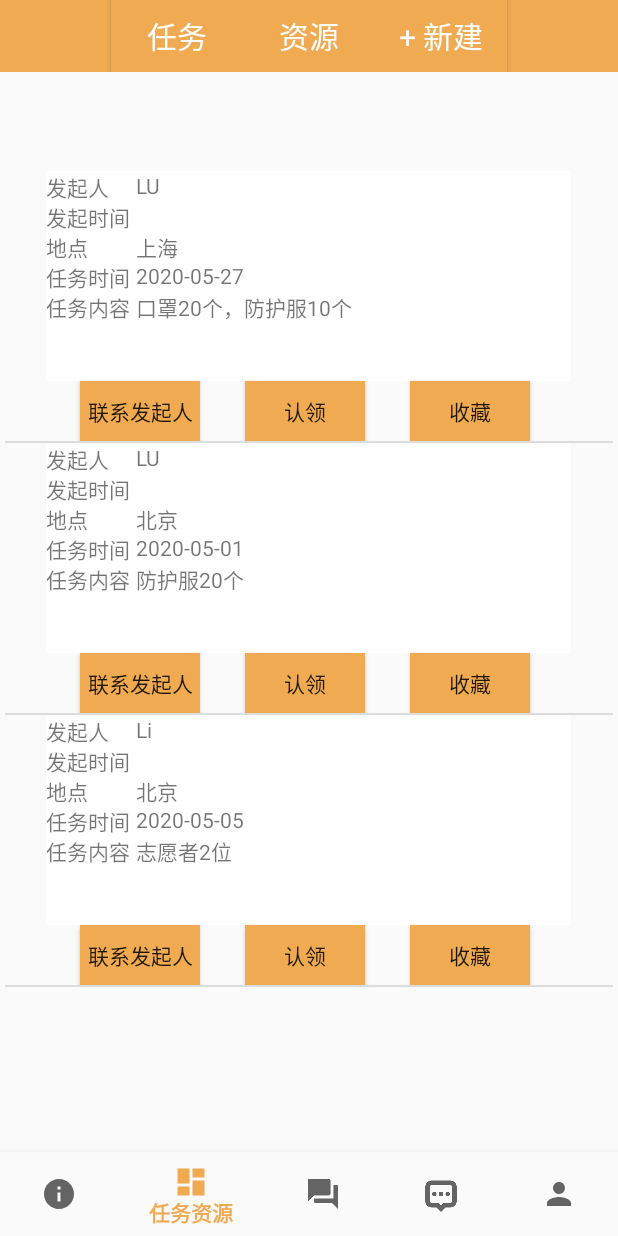
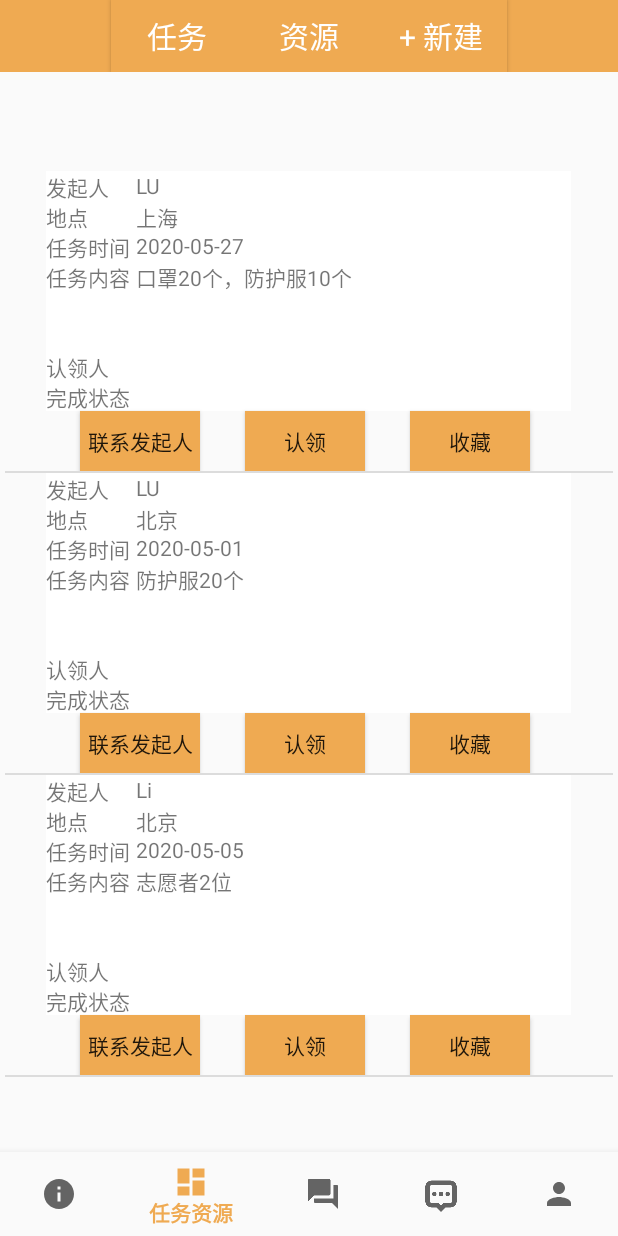
Before and after one commit to Cheungle/aid, an Android app: the DashboardFragment screen opened through its navigation route, on a phone screen of 412 x 824 dp. Run offline under Robolectric (Android 15) with nearby library versions, the phone set to English and light mode, and no system bars; our stand-ins replace navigation-ui.

Commit message:
新建任务

```diff
--- a/app/src/main/res/layout/fragment_dashboard.xml
+++ b/app/src/main/res/layout/fragment_dashboard.xml
@@ -11,7 +11,10 @@
         android:layout_height="wrap_content"
         android:background="#EFAA52"
         android:gravity="center"
-        android:id="@+id/resources_list1">
+        android:id="@+id/resources_list1"
+        app:layout_constraintStart_toStartOf="parent"
+        app:layout_constraintTop_toTopOf="parent">
+
     <Button
         android:id="@+id/task_list"
         android:layout_width="wrap_content"
--- a/app/src/main/res/layout/fragment_dashboard_task_item.xml
+++ b/app/src/main/res/layout/fragment_dashboard_task_item.xml
@@ -31,32 +31,11 @@
         app:layout_constraintTop_toTopOf="parent" />
 
     <TextView
-        android:id="@+id/task_time"
+        android:id="@+id/task_location"
         android:layout_width="60dp"
         android:layout_height="20dp"
         android:layout_marginStart="27dp"
         android:layout_marginTop="20dp"
-        android:background="#FFFFFF"
-        android:text="@string/TR_time"
-        app:layout_constraintStart_toStartOf="parent"
-        app:layout_constraintTop_toTopOf="@id/task_sponsor"/>
-
-    <TextView
-        android:id="@+id/task_time_detail"
-        android:layout_width="290dp"
-        android:layout_height="20dp"
-        android:layout_marginStart="60dp"
-        android:layout_marginTop="20dp"
-        android:background="#FFFFFF"
-        app:layout_constraintStart_toStartOf="@id/task_time"
-        app:layout_constraintTop_toTopOf="@id/task_sponsor_detail" />
-
-    <TextView
-        android:id="@+id/task_location"
-        android:layout_width="60dp"
-        android:layout_height="20dp"
-        android:layout_marginStart="27dp"
-        android:layout_marginTop="40dp"
         android:background="#FFFFFF"
         android:text="@string/TR_location"
         app:layout_constraintStart_toStartOf="parent"
@@ -70,14 +49,14 @@
         android:background="#FFFFFF"
         android:layout_marginTop="20dp"
         app:layout_constraintStart_toStartOf="@id/task_location"
-        app:layout_constraintTop_toTopOf="@id/task_time_detail" />
+        app:layout_constraintTop_toTopOf="@id/task_sponsor_detail" />
 
     <TextView
         android:id="@+id/task_task_time"
         android:layout_width="60dp"
         android:layout_height="20dp"
         android:layout_marginStart="27dp"
-        android:layout_marginTop="60dp"
+        android:layout_marginTop="40dp"
         android:background="#FFFFFF"
         android:text="@string/T_time"
         app:layout_constraintStart_toStartOf="parent"
@@ -98,7 +77,7 @@
         android:layout_width="60dp"
         android:layout_height="60dp"
         android:layout_marginStart="27dp"
-        android:layout_marginTop="80dp"
+        android:layout_marginTop="60dp"
         android:background="#FFFFFF"
         android:text="@string/T_content"
         app:layout_constraintStart_toStartOf="parent"
@@ -114,6 +93,48 @@
         app:layout_constraintStart_toStartOf="@id/task_content"
         app:layout_constraintTop_toTopOf="@id/task_task_time_detail" />
 
+    <TextView
+        android:id="@+id/task_recipient"
+        android:layout_width="60dp"
+        android:layout_height="20dp"
+        android:layout_marginStart="27dp"
+        android:layout_marginTop="140dp"
+        android:background="#FFFFFF"
+        android:text="@string/finish_status"
+        app:layout_constraintStart_toStartOf="parent"
+        app:layout_constraintTop_toTopOf="@id/task_sponsor"/>
+
+    <TextView
+        android:id="@+id/task_recipient_detail"
+        android:layout_width="290dp"
+        android:layout_height="20dp"
+        android:layout_marginStart="60dp"
+        android:layout_marginTop="60dp"
+        android:background="#FFFFFF"
+        app:layout_constraintStart_toStartOf="@id/task_recipient"
+        app:layout_constraintTop_toTopOf="@id/task_content_detail" />
+
+    <TextView
+        android:id="@+id/task_status"
+        android:layout_width="60dp"
+        android:layout_height="20dp"
+        android:layout_marginStart="27dp"
+        android:layout_marginTop="120dp"
+        android:background="#FFFFFF"
+        android:text="@string/recipient"
+        app:layout_constraintStart_toStartOf="parent"
+        app:layout_constraintTop_toTopOf="@id/task_sponsor"/>
+
+    <TextView
+        android:id="@+id/task_status_detail"
+        android:layout_width="290dp"
+        android:layout_height="20dp"
+        android:layout_marginStart="60dp"
+        android:layout_marginTop="80dp"
+        android:background="#FFFFFF"
+        app:layout_constraintStart_toStartOf="@id/task_recipient"
+        app:layout_constraintTop_toTopOf="@id/task_content_detail" />
+
     <Button
         android:id="@+id/chat_with_task_sponsor"
         android:text="@string/chat_with_sponsor_button"
@@ -121,7 +142,7 @@
         android:layout_width="80dp"
         android:layout_height="40dp"
         android:layout_marginStart="50dp"
-        android:layout_marginTop="60dp"
+        android:layout_marginTop="100dp"
         app:layout_constraintStart_toStartOf="parent"
         app:layout_constraintTop_toTopOf="@id/task_content_detail" />
 
@@ -132,7 +153,7 @@
         android:layout_width="80dp"
         android:layout_height="40dp"
         android:layout_marginStart="160dp"
-        android:layout_marginTop="60dp"
+        android:layout_marginTop="100dp"
         app:layout_constraintStart_toStartOf="parent"
         app:layout_constraintTop_toTopOf="@id/task_content_detail" />
 
@@ -143,7 +164,7 @@
         android:layout_width="80dp"
         android:layout_height="40dp"
         android:layout_marginStart="270dp"
-        android:layout_marginTop="60dp"
+        android:layout_marginTop="100dp"
         app:layout_constraintStart_toStartOf="parent"
         app:layout_constraintTop_toTopOf="@id/task_content_detail" />
 </androidx.constraintlayout.widget.ConstraintLayout>
--- a/app/src/main/res/values/strings.xml
+++ b/app/src/main/res/values/strings.xml
@@ -72,4 +72,6 @@
     <string name="man">男</string>
     <string name="woman">女</string>
     <string name="star">收藏</string>
+    <string name="recipient">认领人</string>
+    <string name="finish_status">完成状态</string>
 </resources>
--- a/gradle.properties
+++ b/gradle.properties
@@ -17,4 +17,3 @@ org.gradle.jvmargs=-Xmx1536m
 android.useAndroidX=true
 # Automatically convert third-party libraries to use AndroidX
 android.enableJetifier=true
-org.gradle.java.home=C\:\\Program Files\\Java\\jdk1.8.0_251
```
Also changed, not shown: app/src/main/java/com/example/aid/data/DAL/TaskDAL.java (added, +46 -0 lines), app/src/main/java/com/example/aid/ui/dashboard/DashboardNewTaskReources.java (+74 -5 lines), app/src/main/res/layout/fragment_dashboard_new_task_resources.xml (+4 -14 lines), app/src/main/res/layout/fragment_dashboard_resources_item.xml (+50 -28 lines), 2 other files.
